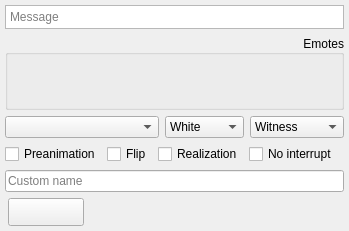
Old version of the form resource/ui/ic.ui in the repository AttorneyOnline/AO2-Client.
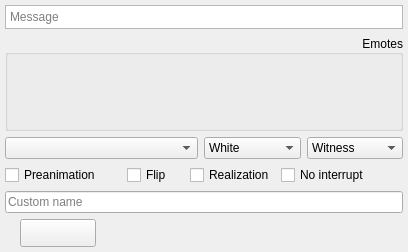
New version of the form. Icons and pictures are not drawn.

Patch:
```diff
--- a/resource/ui/ic.ui
+++ b/resource/ui/ic.ui
@@ -6,8 +6,8 @@
    <rect>
     <x>0</x>
     <y>0</y>
-    <width>334</width>
-    <height>224</height>
+    <width>408</width>
+    <height>252</height>
    </rect>
   </property>
   <property name="windowTitle">
@@ -217,9 +217,9 @@
    <item row="1" column="0">
     <widget class="QGroupBox" name="groupBox">
      <property name="sizePolicy">
-      <sizepolicy hsizetype="Preferred" vsizetype="Preferred">
+      <sizepolicy hsizetype="Expanding" vsizetype="Maximum">
        <horstretch>0</horstretch>
-       <verstretch>5</verstretch>
+       <verstretch>0</verstretch>
       </sizepolicy>
      </property>
      <property name="title">
@@ -244,7 +244,7 @@
       <item>
        <widget class="QListWidget" name="emotes">
         <property name="sizePolicy">
-         <sizepolicy hsizetype="Expanding" vsizetype="Minimum">
+         <sizepolicy hsizetype="Expanding" vsizetype="Maximum">
           <horstretch>0</horstretch>
           <verstretch>0</verstretch>
          </sizepolicy>
```
